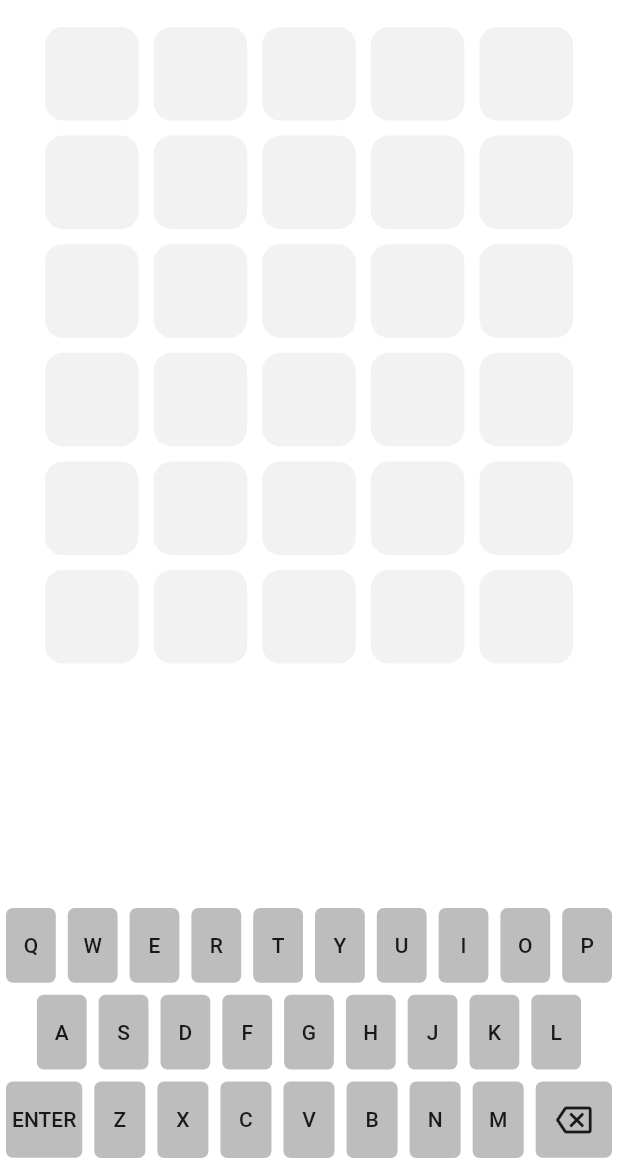
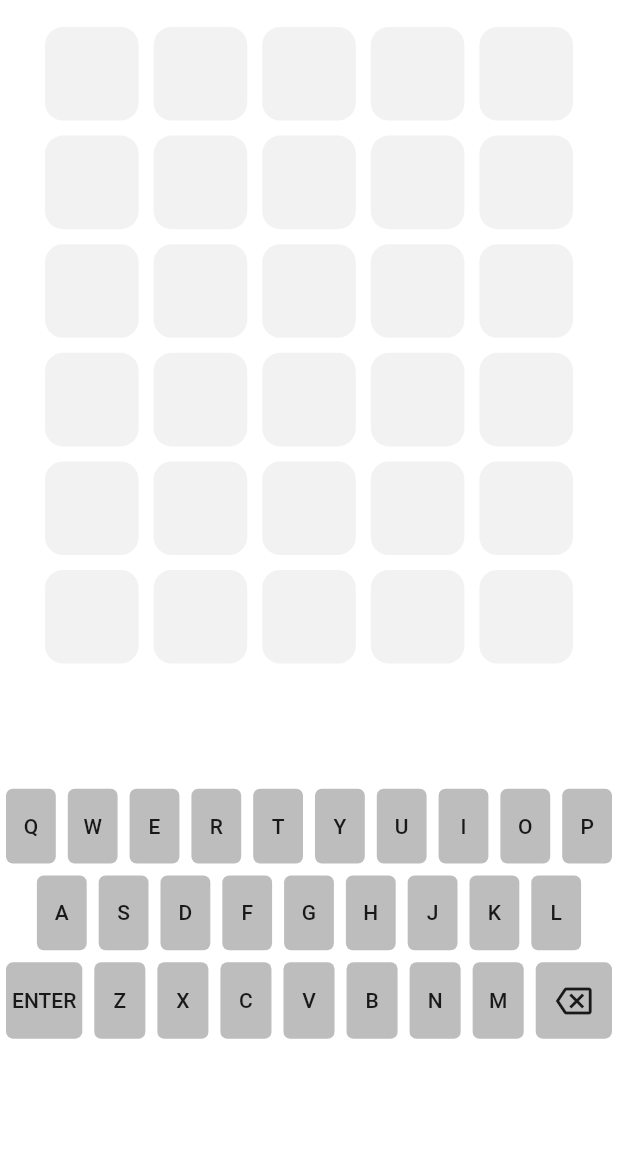
Before and after one commit to siddheshsonawane07/flutter_wordle, a Flutter app: the screen it shows after launch, on a phone screen of 412 x 824 dp, the part 72-1236 px from its top. Run offline on Flutter 3.47's test engine with Material 2 defaults, Android fonts, the phone set to English and light mode, and no system bars; our stand-ins replace bloc, equatable, flutter_bloc, flutter_countdown_timer, google_fonts, shared_preferences and 1 more; missing offline and left inert: shared_preferences_web, twemoji; project files that could hold a hidden picture were left out.

Commit message:
web & android

```diff
--- a/lib/core/presentation/home/page/home_page.dart
+++ b/lib/core/presentation/home/page/home_page.dart
@@ -16,7 +16,7 @@ import 'package:wordle/core/const/text_constants.dart';
 import 'package:wordle/core/data/data_singleton.dart';
 import 'package:wordle/core/data/enums/message_types.dart';
 import 'package:wordle/core/presentation/home/cubit/home_cubit.dart';
-import 'package:wordle/core/presentation/home/widget/home_content.dart';
+import 'package:wordle/core/presentation/home/widget/android/home_content.dart';
 
 class HomePage extends StatefulWidget {
   const HomePage({Key? key}) : super(key: key);
--- a/lib/core/presentation/home/widget/home_content.dart
+++ b/lib/core/presentation/home/widget/android/home_content.dart
@@ -1,5 +1,5 @@
 import 'package:flutter/material.dart';
-import 'package:wordle/core/presentation/home/widget/keyboard.dart';
+import 'package:wordle/core/presentation/home/widget/android/keyboard.dart';
 
 import 'grid.dart';
 
@@ -17,9 +17,9 @@ class HomeContent extends StatelessWidget {
       child: Column(
         children: const [
           Grid(),
-          Spacer(),
+          Spacer(flex: 1),
           Keyboard(),
-          //Spacer(),
+          Spacer(flex: 1),
         ],
       ),
     );
--- /dev/null
+++ b/lib/core/presentation/home/widget/android/keyboard.dart
@@ -0,0 +1,98 @@
+import 'package:flutter/material.dart';
+import 'package:wordle/core/data/enums/keyboard_keys.dart';
+
+import 'keyboard_key.dart';
+
+class Keyboard extends StatelessWidget {
+  const Keyboard({Key? key}) : super(key: key);
+
+  @override
+  Widget build(BuildContext context) {
+    Size size = MediaQuery.of(context).size;
+    return SizedBox(
+      width: size.width,
+      child: Column(
+        children: [
+          Row(
+            children: const [
+              Flexible(
+                  flex: 1,
+                  child: KeyboardKey(
+                    keyboardKey: KeyboardKeys.q,
+                  )),
+              Flexible(
+                  flex: 1, child: KeyboardKey(keyboardKey: KeyboardKeys.w)),
+              Flexible(
+                  flex: 1, child: KeyboardKey(keyboardKey: KeyboardKeys.e)),
+              Flexible(
+                  flex: 1, child: KeyboardKey(keyboardKey: KeyboardKeys.r)),
+              Flexible(
+                  flex: 1, child: KeyboardKey(keyboardKey: KeyboardKeys.t)),
+              Flexible(
+                  flex: 1, child: KeyboardKey(keyboardKey: KeyboardKeys.y)),
+              Flexible(
+                  flex: 1, child: KeyboardKey(keyboardKey: KeyboardKeys.u)),
+              Flexible(
+                  flex: 1, child: KeyboardKey(keyboardKey: KeyboardKeys.i)),
+              Flexible(
+                  flex: 1, child: KeyboardKey(keyboardKey: KeyboardKeys.o)),
+              Flexible(
+                  flex: 1, child: KeyboardKey(keyboardKey: KeyboardKeys.p)),
+            ],
+          ),
+          Row(
+            children: const [
+              Spacer(
+                flex: 5,
+              ),
+              Flexible(
+                  flex: 10,
+                  child: KeyboardKey(
+                    keyboardKey: KeyboardKeys.a,
+                  )),
+              Flexible(
+                  flex: 10, child: KeyboardKey(keyboardKey: KeyboardKeys.s)),
+              Flexible(
+                  flex: 10, child: KeyboardKey(keyboardKey: KeyboardKeys.d)),
+              Flexible(
+                  flex: 10, child: KeyboardKey(keyboardKey: KeyboardKeys.f)),
+              Flexible(
+                  flex: 10, child: KeyboardKey(keyboardKey: KeyboardKeys.g)),
+              Flexible(
+                  flex: 10, child: KeyboardKey(keyboardKey: KeyboardKeys.h)),
+              Flexible(
+                  flex: 10, child: KeyboardKey(keyboardKey: KeyboardKeys.j)),
+              Flexible(
+                  flex: 10, child: KeyboardKey(keyboardKey: KeyboardKeys.k)),
+              Flexible(
+                  flex: 10, child: KeyboardKey(keyboardKey: KeyboardKeys.l)),
+              Spacer(
+                flex: 5,
+              ),
+            ],
+          ),
+          Row(
+            children: const [
+              Flexible(flex: 14, child: EnterKeyboardKey()),
+              Flexible(
+                  flex: 10, child: KeyboardKey(keyboardKey: KeyboardKeys.z)),
+              Flexible(
+                  flex: 10, child: KeyboardKey(keyboardKey: KeyboardKeys.x)),
+              Flexible(
+                  flex: 10, child: KeyboardKey(keyboardKey: KeyboardKeys.c)),
+              Flexible(
+                  flex: 10, child: KeyboardKey(keyboardKey: KeyboardKeys.v)),
+              Flexible(
+                  flex: 10, child: KeyboardKey(keyboardKey: KeyboardKeys.b)),
+              Flexible(
+                  flex: 10, child: KeyboardKey(keyboardKey: KeyboardKeys.n)),
+              Flexible(
+                  flex: 10, child: KeyboardKey(keyboardKey: KeyboardKeys.m)),
+              Flexible(flex: 14, child: BackspaceKeyboardKey()),
+            ],
+          ),
+        ],
+      ),
+    );
+  }
+}
--- a/lib/core/presentation/home/widget/keyboard.dart
+++ /dev/null
@@ -1,61 +0,0 @@
-import 'package:flutter/material.dart';
-import 'package:wordle/core/data/enums/keyboard_keys.dart';
-
-import 'keyboard_key.dart';
-
-class Keyboard extends StatelessWidget {
-  const Keyboard({Key? key}) : super(key: key);
-
-  @override
-  Widget build(BuildContext context) {
-    return SizedBox(
-      width: MediaQuery.of(context).size.width,
-      child: Column(
-        children: [
-          Row(
-            children: const [
-              Flexible(flex:1,child: KeyboardKey(keyboardKey: KeyboardKeys.q,)),
-              Flexible(flex:1,child: KeyboardKey(keyboardKey: KeyboardKeys.w)),
-              Flexible(flex:1,child: KeyboardKey(keyboardKey: KeyboardKeys.e)),
-              Flexible(flex:1,child: KeyboardKey(keyboardKey: KeyboardKeys.r)),
-              Flexible(flex:1,child: KeyboardKey(keyboardKey: KeyboardKeys.t)),
-              Flexible(flex:1,child: KeyboardKey(keyboardKey: KeyboardKeys.y)),
-              Flexible(flex:1,child: KeyboardKey(keyboardKey: KeyboardKeys.u)),
-              Flexible(flex:1,child: KeyboardKey(keyboardKey: KeyboardKeys.i)),
-              Flexible(flex:1,child: KeyboardKey(keyboardKey: KeyboardKeys.o)),
-              Flexible(flex:1,child: KeyboardKey(keyboardKey: KeyboardKeys.p)),
-            ],
-          ),
-          Row(
-            children: const [
-              Spacer(flex: 5,),
-              Flexible(flex:10,child: KeyboardKey(keyboardKey: KeyboardKeys.a,)),
-              Flexible(flex:10,child: KeyboardKey(keyboardKey: KeyboardKeys.s)),
-              Flexible(flex:10,child: KeyboardKey(keyboardKey: KeyboardKeys.d)),
-              Flexible(flex:10,child: KeyboardKey(keyboardKey: KeyboardKeys.f)),
-              Flexible(flex:10,child: KeyboardKey(keyboardKey: KeyboardKeys.g)),
-              Flexible(flex:10,child: KeyboardKey(keyboardKey: KeyboardKeys.h)),
-              Flexible(flex:10,child: KeyboardKey(keyboardKey: KeyboardKeys.j)),
-              Flexible(flex:10,child: KeyboardKey(keyboardKey: KeyboardKeys.k)),
-              Flexible(flex:10,child: KeyboardKey(keyboardKey: KeyboardKeys.l)),
-              Spacer(flex: 5,),
-            ],
-          ),
-          Row(
-            children: const [
-              Flexible(flex:14,child: EnterKeyboardKey()),
-              Flexible(flex:10,child: KeyboardKey(keyboardKey: KeyboardKeys.z)),
-              Flexible(flex:10,child: KeyboardKey(keyboardKey: KeyboardKeys.x)),
-              Flexible(flex:10,child: KeyboardKey(keyboardKey: KeyboardKeys.c)),
-              Flexible(flex:10,child: KeyboardKey(keyboardKey: KeyboardKeys.v)),
-              Flexible(flex:10,child: KeyboardKey(keyboardKey: KeyboardKeys.b)),
-              Flexible(flex:10,child: KeyboardKey(keyboardKey: KeyboardKeys.n)),
-              Flexible(flex:10,child: KeyboardKey(keyboardKey: KeyboardKeys.m)),
-              Flexible(flex:14,child: BackspaceKeyboardKey()),
-            ],
-          ),
-        ],
-      ),
-    );
-  }
-}
```
Also changed, not shown: lib/core/presentation/home/widget/web/grid_web.dart (added, +64 -0 lines), lib/core/presentation/home/widget/web/keyboard_web.dart (added, +98 -0 lines), lib/core/presentation/home/widget/android/grid.dart (renamed from lib/core/presentation/home/widget/grid.dart), lib/core/presentation/home/widget/android/keyboard_key.dart (renamed from lib/core/presentation/home/widget/keyboard_key.dart), lib/core/presentation/home/widget/web/keyboard_key_web.dart (added), 1 other file.
